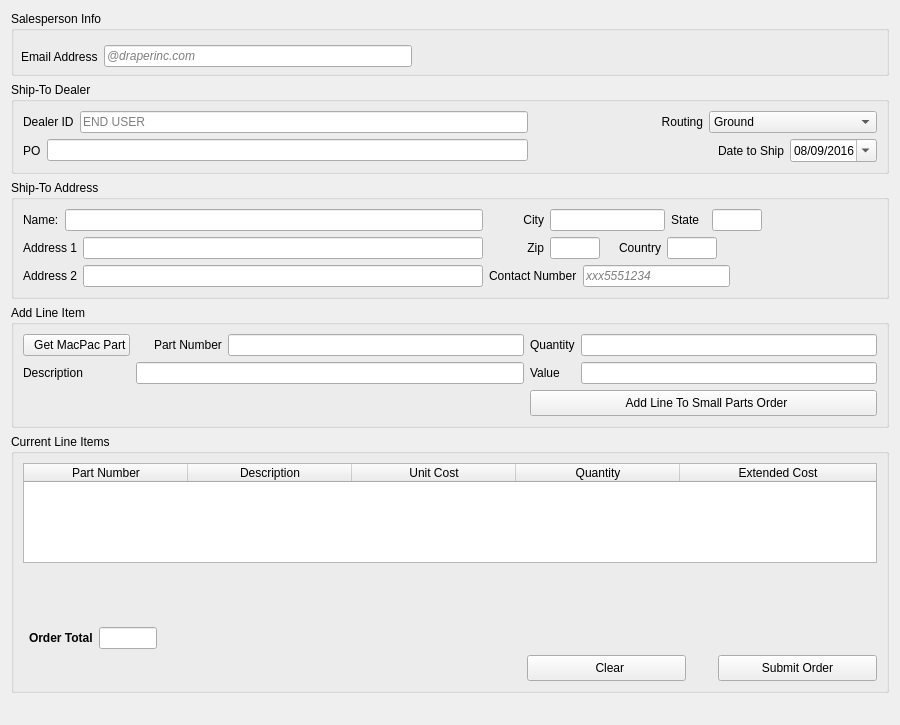
Qt form View/setuptab.ui (topherMcDonald/SPO) before a commit.
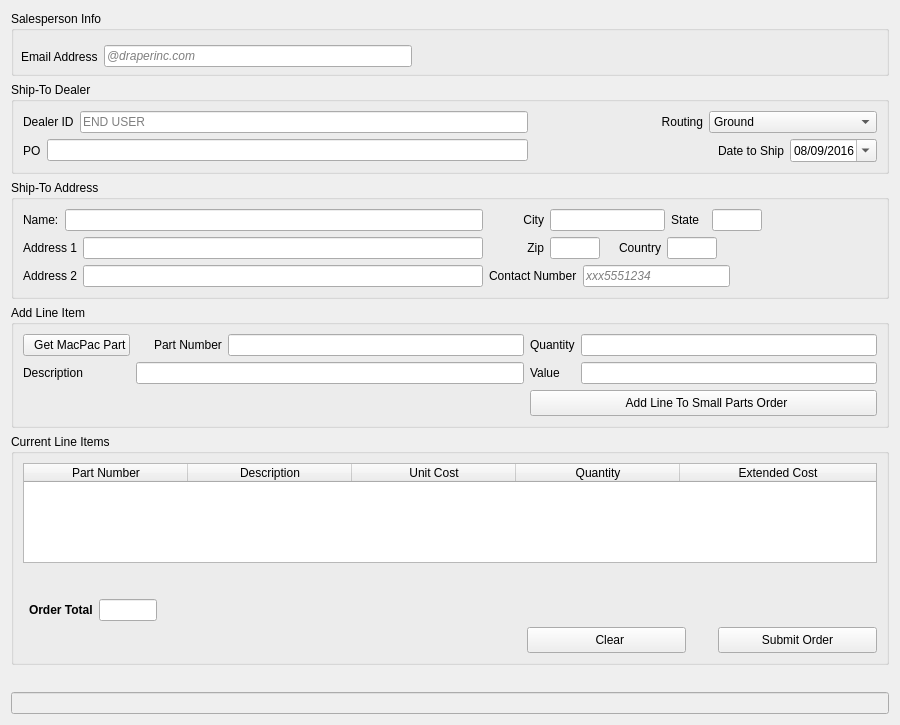
The same form after that commit. Icons and pictures are not drawn.

What changed in the file:
```diff
--- a/View/setuptab.ui
+++ b/View/setuptab.ui
@@ -991,6 +991,13 @@
      </layout>
     </widget>
    </item>
+   <item row="6" column="0">
+    <widget class="QLineEdit" name="leOnHandStock">
+     <property name="enabled">
+      <bool>false</bool>
+     </property>
+    </widget>
+   </item>
   </layout>
  </widget>
  <tabstops>
```
Left out of the diff: 660 changed lines with no effect on the pictures.
